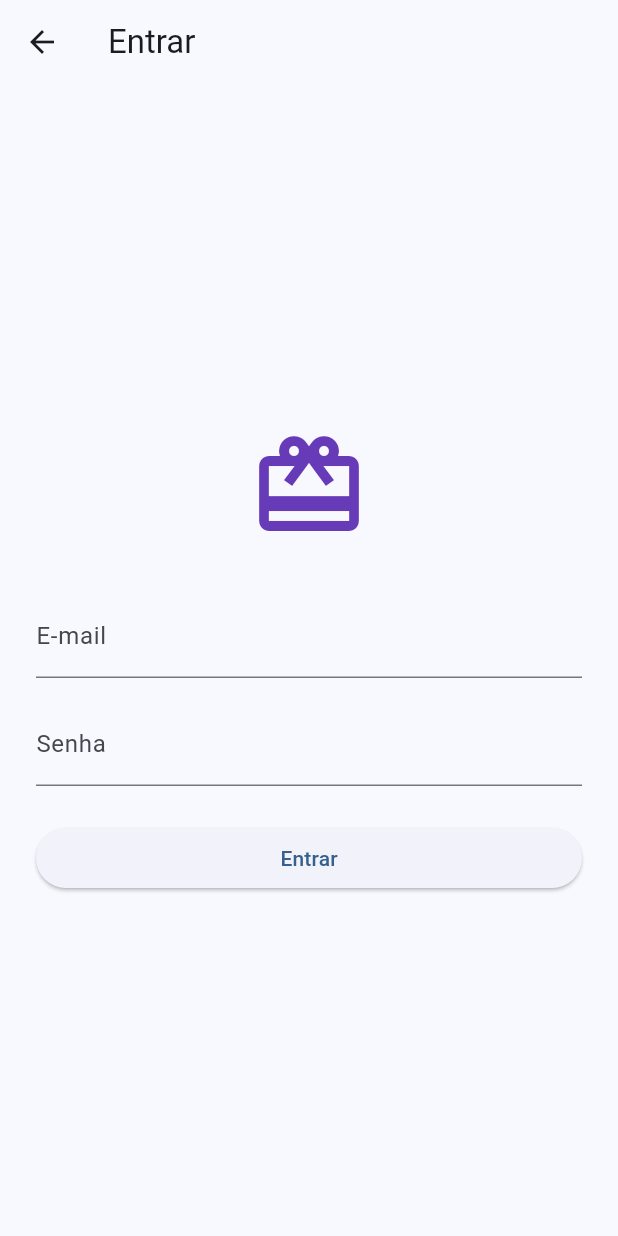
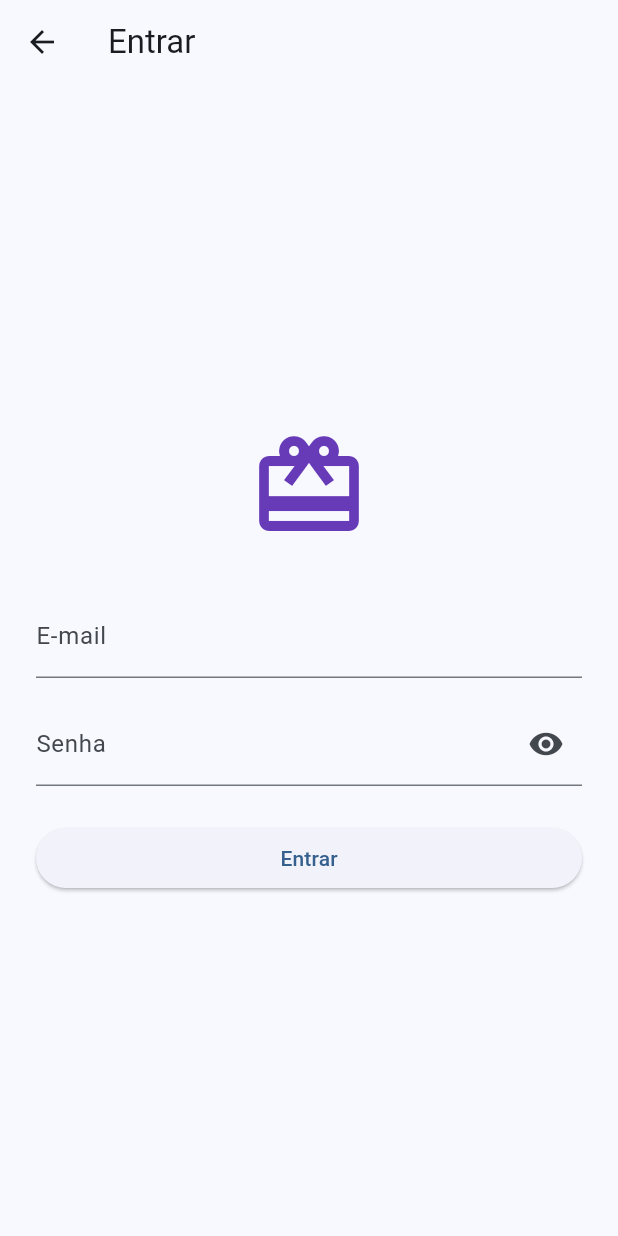
Before and after one commit to Mo-Precivalli/Mimolandia, a Flutter app: the screen it shows after launch, after a tap on "Fazer Login", on a phone screen of 412 x 824 dp. Run offline on Flutter 3.47's test engine with Material 3 defaults, Android fonts, the phone set to English and light mode, and no system bars; our stand-ins replace image_picker, shared_preferences, supabase_flutter; accounts and stored records are empty; network calls fail.

Commit message:
feat: visualizar senha enquanto pressiona o icone

```diff
--- a/lib/screens/login_screen.dart
+++ b/lib/screens/login_screen.dart
@@ -13,6 +13,7 @@ class _LoginScreenState extends State<LoginScreen> {
   final _emailController = TextEditingController();
   final _passwordController = TextEditingController();
   bool _isLoading = false;
+  bool _obscurePassword = true;
 
   Future<void> _signIn() async {
     setState(() {
@@ -79,8 +80,30 @@ class _LoginScreenState extends State<LoginScreen> {
             const SizedBox(height: 16),
             TextField(
               controller: _passwordController,
-              decoration: const InputDecoration(labelText: 'Senha'),
-              obscureText: true,
+              decoration: InputDecoration(
+                labelText: 'Senha',
+                suffixIcon: GestureDetector(
+                  onTapDown: (_) {
+                    setState(() {
+                      _obscurePassword = false;
+                    });
+                  },
+                  onTapUp: (_) {
+                    setState(() {
+                      _obscurePassword = true;
+                    });
+                  },
+                  onTapCancel: () {
+                    setState(() {
+                      _obscurePassword = true;
+                    });
+                  },
+                  child: Icon(
+                    _obscurePassword ? Icons.visibility : Icons.visibility_off,
+                  ),
+                ),
+              ),
+              obscureText: _obscurePassword,
             ),
             const SizedBox(height: 24),
             ElevatedButton(
```
